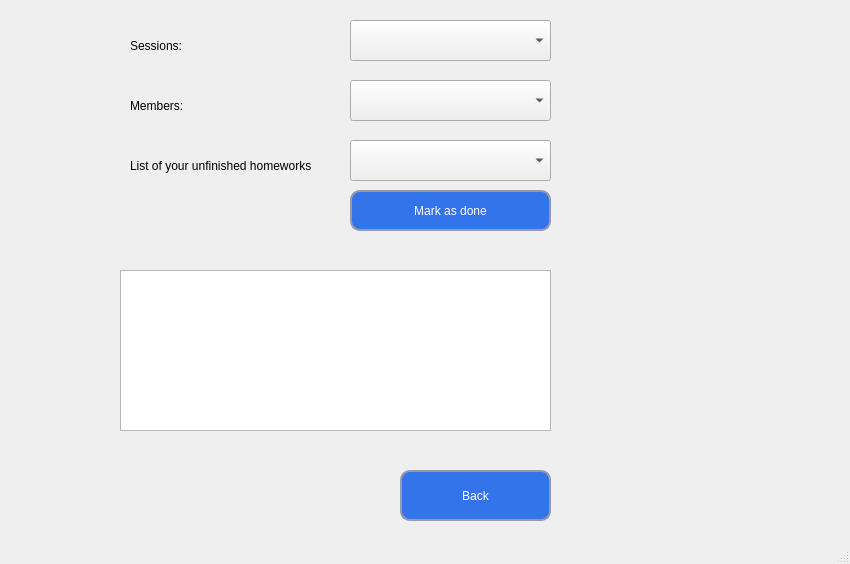
Above: gui_see_session_window.ui from zgjimzhubajj/Student-Assistant before the change. Below: the same form after it.
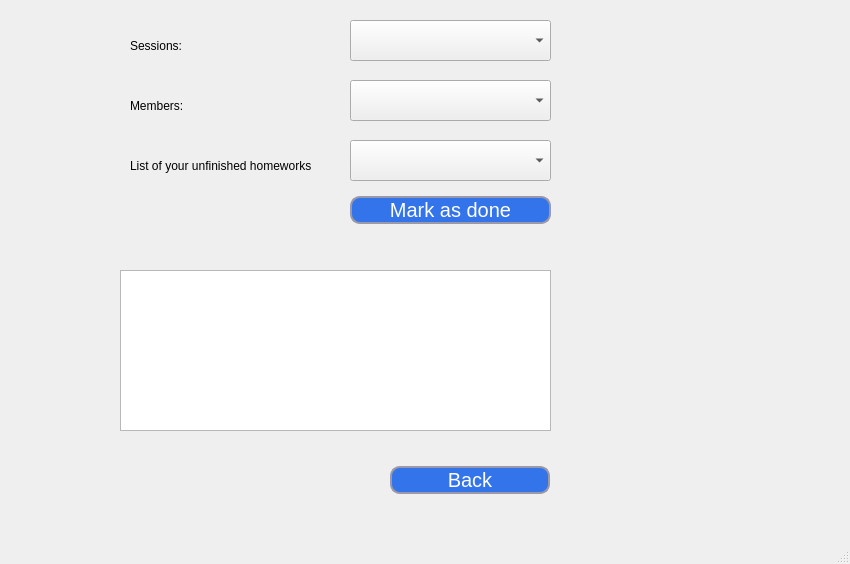
That is the form after the change.

Commit message: Made some changes on the GUI buttons overall the Application by making them responsive

```diff
--- a/gui_see_session_window.ui
+++ b/gui_see_session_window.ui
@@ -27,49 +27,6 @@
      <string>Sessions:</string>
     </property>
    </widget>
-   <widget class="QPushButton" name="btn_back">
-    <property name="geometry">
-     <rect>
-      <x>400</x>
-      <y>470</y>
-      <width>151</width>
-      <height>51</height>
-     </rect>
-    </property>
-    <property name="styleSheet">
-     <string notr="true">QPushButton {
-	border-style: solid;
-	border-width: 2px;
-	border-color: #9999aa;
-	border-radius: 10px;
-	color: white;
-	background-color: #3474eb
-}
-
-QPushButton:enabled {
-	background-color: #3474eb
-	color: white;
-}
-
-QPushButton:pressed {
-	background-color: #0d2f72;
-	color: #fffffe;
-}
-
-QPushButton:hover:!pressed {
-	background-color: E1F4FF;
-	color: 0c2f70;
-}
-
-QPushButton:disabled {
-	background-color: #aaaaaa;
-	color: #ffffff;
-}</string>
-    </property>
-    <property name="text">
-     <string>Back</string>
-    </property>
-   </widget>
    <widget class="QListWidget" name="list_widget_session_member_homework_detail">
     <property name="geometry">
      <rect>
@@ -84,7 +41,7 @@
     <property name="geometry">
      <rect>
       <x>10</x>
-      <y>250</y>
+      <y>240</y>
       <width>351</width>
       <height>31</height>
      </rect>
@@ -149,17 +106,26 @@
      </rect>
     </property>
    </widget>
-   <widget class="QPushButton" name="btn_mark_as_done">
+   <widget class="QWidget" name="verticalLayoutWidget">
     <property name="geometry">
      <rect>
       <x>350</x>
-      <y>190</y>
+      <y>180</y>
       <width>201</width>
-      <height>41</height>
+      <height>61</height>
      </rect>
     </property>
-    <property name="styleSheet">
-     <string notr="true">QPushButton {
+    <layout class="QVBoxLayout" name="verticalLayout_2">
+     <item>
+      <widget class="QPushButton" name="btn_mark_as_done">
+       <property name="font">
+        <font>
+         <family>MS Sans Serif</family>
+         <pointsize>15</pointsize>
+        </font>
+       </property>
+       <property name="styleSheet">
+        <string notr="true">QPushButton {
 	border-style: solid;
 	border-width: 2px;
 	border-color: #9999aa;
@@ -187,10 +153,68 @@
 	background-color: #aaaaaa;
 	color: #ffffff;
 }</string>
+       </property>
+       <property name="text">
+        <string>Mark as done</string>
+       </property>
+      </widget>
+     </item>
+    </layout>
+   </widget>
+   <widget class="QWidget" name="verticalLayoutWidget_2">
+    <property name="geometry">
+     <rect>
+      <x>390</x>
+      <y>440</y>
+      <width>160</width>
+      <height>80</height>
+     </rect>
     </property>
-    <property name="text">
-     <string>Mark as done</string>
-    </property>
+    <layout class="QVBoxLayout" name="verticalLayout_3">
+     <item>
+      <widget class="QPushButton" name="btn_back">
+       <property name="font">
+        <font>
+         <family>MS Sans Serif</family>
+         <pointsize>15</pointsize>
+        </font>
+       </property>
+       <property name="styleSheet">
+        <string notr="true">QPushButton {
+	border-style: solid;
+	border-width: 2px;
+	border-color: #9999aa;
+	border-radius: 10px;
+	color: white;
+	background-color: #3474eb
+}
+
+QPushButton:enabled {
+	background-color: #3474eb
+	color: white;
+}
+
+QPushButton:pressed {
+	background-color: #0d2f72;
+	color: #fffffe;
+}
+
+QPushButton:hover:!pressed {
+	background-color: E1F4FF;
+	color: 0c2f70;
+}
+
+QPushButton:disabled {
+	background-color: #aaaaaa;
+	color: #ffffff;
+}</string>
+       </property>
+       <property name="text">
+        <string>Back</string>
+       </property>
+      </widget>
+     </item>
+    </layout>
    </widget>
   </widget>
   <widget class="QMenuBar" name="menubar">
```
The commit also changes 17 other files.
